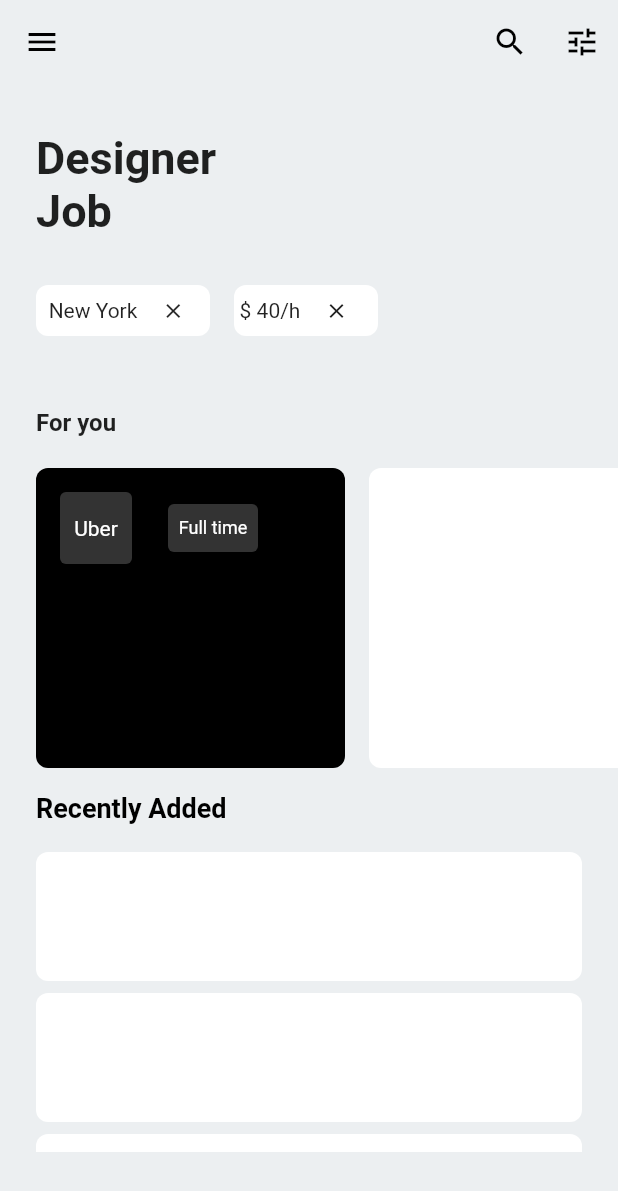
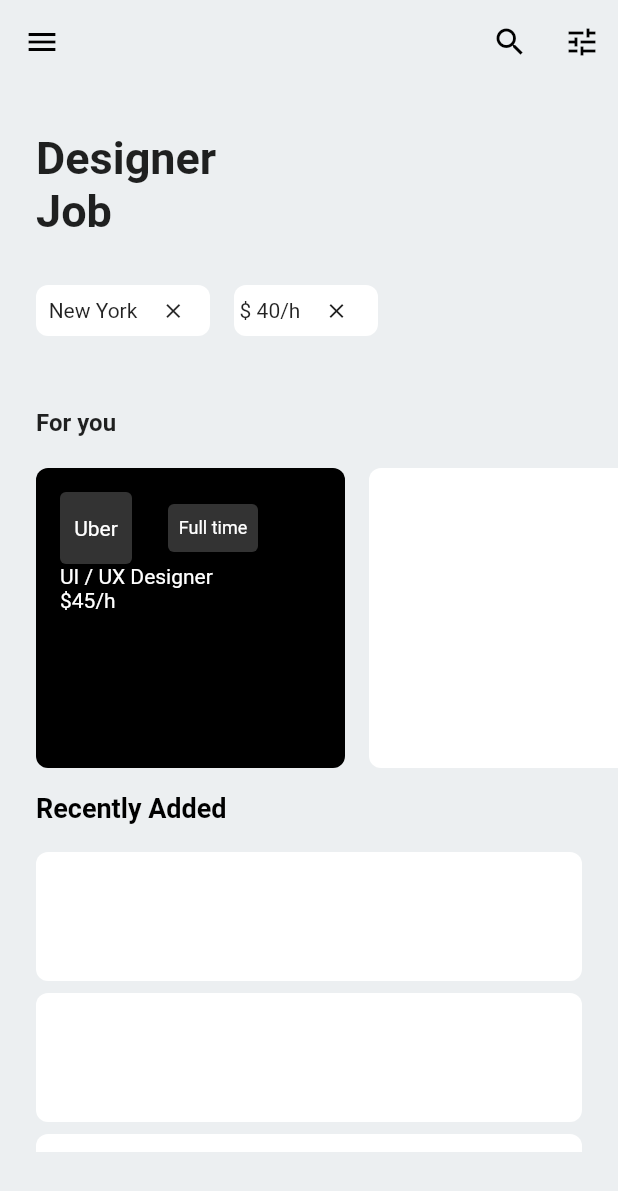
Before and after one commit to JAICHANGPARK/flutter_notebook_the_third_story, a Flutter app: the screen it shows after launch, on a phone screen of 412 x 824 dp. Shown: the top 1191 px of the screen. Run offline on Flutter 3.47's test engine with Material 2 defaults, Android fonts, the phone set to English and light mode, and no system bars; our stand-ins replace badges, dotted_border, fl_chart, google_fonts, page_transition, percent_indicator and 1 more.

Commit message:
Update main_page.dart

```diff
--- a/lib/job_finder_app/main_page.dart
+++ b/lib/job_finder_app/main_page.dart
@@ -188,7 +188,19 @@ class _MainPageState extends State<JopFinderMainPage> {
                                     ),
                                   ),
                                 ],
-                              )
+                              ),
+                              Text(
+                                "UI / UX Designer",
+                                style: TextStyle(
+                                  color: Colors.white,
+                                ),
+                              ),
+                              Text(
+                                "\$45/h",
+                                style: TextStyle(
+                                  color: Colors.white,
+                                ),
+                              ),
                             ],
                           ),
                         ),
```
